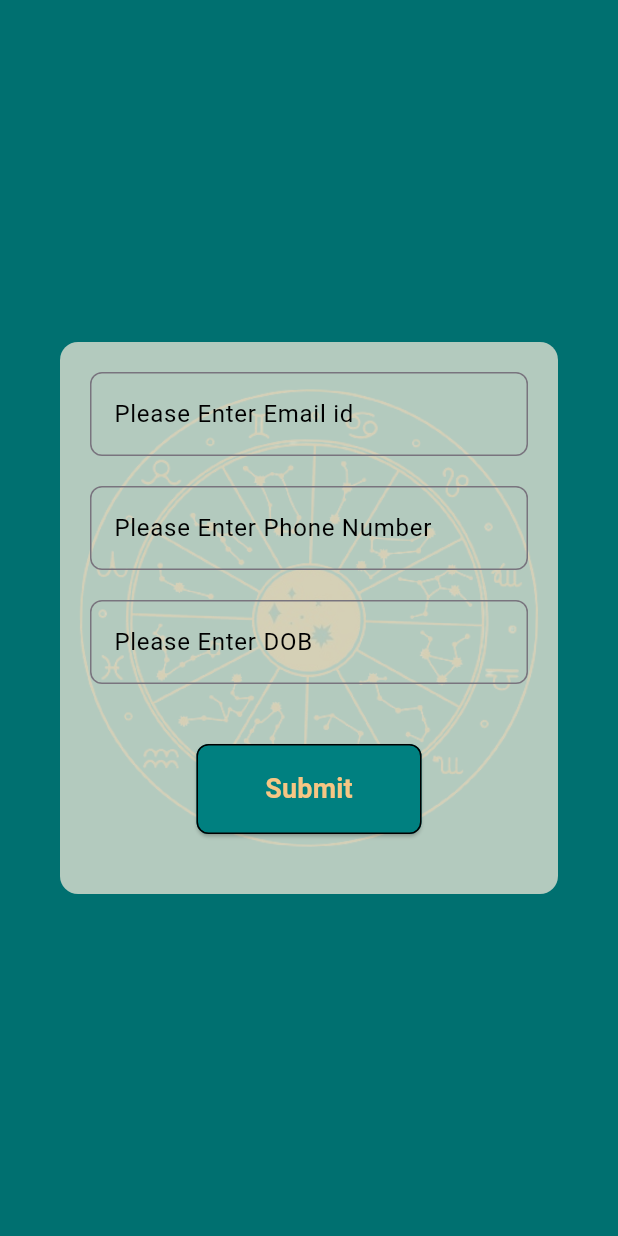
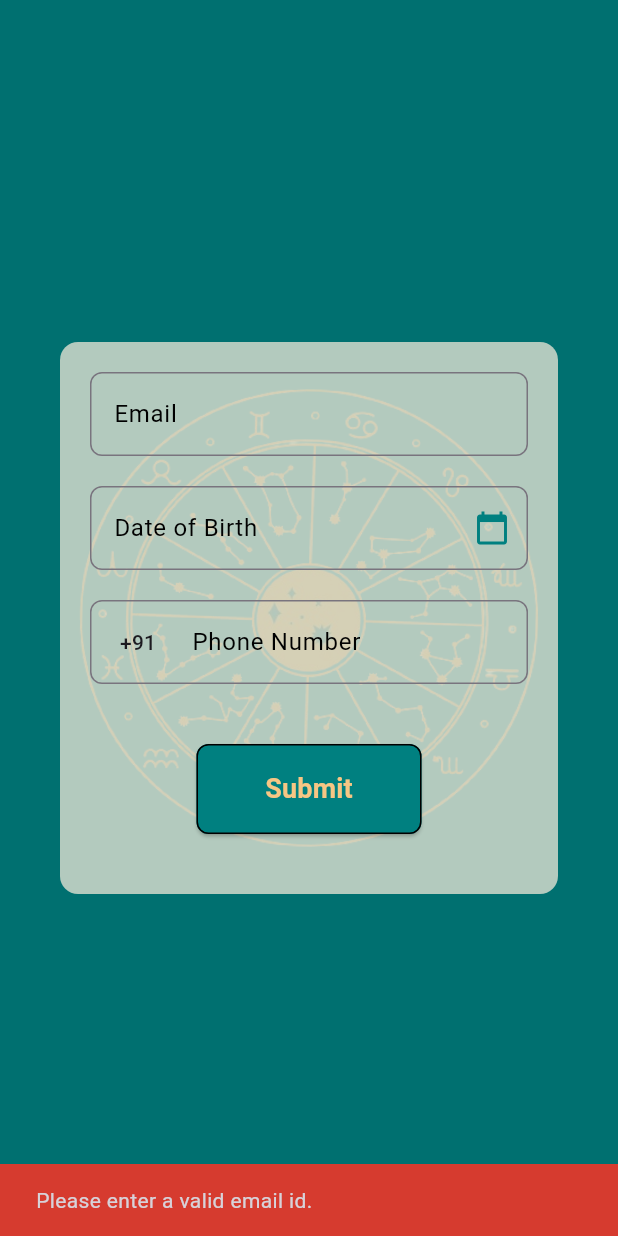
Before and after one commit to Mohit-Joshi-dev/zenfinastro, a Flutter app: the screen it shows after launch, after a tap on "Submit", on a phone screen of 412 x 824 dp. Run offline on Flutter 3.47's test engine with Material 3 defaults, Android fonts, the phone set to English and light mode, and no system bars; drawn by our look-alikes of country_code_picker; our stand-ins replace carousel_slider, freezed_annotation, google_fonts, shared_preferences.

Commit message:
Splash screen form

```diff
--- a/lib/main.dart
+++ b/lib/main.dart
@@ -1,4 +1,5 @@
 import 'package:flutter/material.dart';
+import 'package:zenfinastro/app_consts.dart';
 import 'package:zenfinastro/screens/screens.dart';
 import 'package:google_fonts/google_fonts.dart';
 
--- a/lib/screens/splash_screen.dart
+++ b/lib/screens/splash_screen.dart
@@ -1,8 +1,10 @@
+import 'package:country_code_picker/country_code_picker.dart';
 import 'package:flutter/material.dart';
 import 'package:google_fonts/google_fonts.dart';
+import 'package:shared_preferences/shared_preferences.dart';
 import 'package:zenfinastro/app_consts.dart';
 import 'dart:math' as math;
-
+import 'package:intl/intl.dart';
 import 'package:zenfinastro/screens/screens.dart';
 
 class SplashScreen extends StatefulWidget {
@@ -14,13 +16,23 @@ class SplashScreen extends StatefulWidget {
 
 class _SplashScreenState extends State<SplashScreen>
     with SingleTickerProviderStateMixin {
+  DateTime selectedDate = DateTime.now();
+  String countryCode = "+91";
   late final AnimationController _controller =
       AnimationController(vsync: this, duration: const Duration(seconds: 18))
         ..repeat();
 
+  late TextEditingController dateController;
+  late TextEditingController emailController;
+  late TextEditingController phoneController;
+
   @override
   void initState() {
-    Future.delayed(const Duration(seconds: 3), () => showForm());
+    checkFirstRun();
+
+    dateController = TextEditingController();
+    emailController = TextEditingController();
+    phoneController = TextEditingController();
     super.initState();
   }
 
@@ -47,10 +59,20 @@ class _SplashScreenState extends State<SplashScreen>
     );
   }
 
+  @override
+  void dispose() {
+    dateController.dispose();
+    emailController.dispose();
+    phoneController.dispose();
+    _controller.dispose();
+    super.dispose();
+  }
+
   void showForm() {
     showDialog(
       context: context,
       barrierColor: Colors.black12,
+      barrierDismissible: false,
       builder: (context) => Dialog(
         backgroundColor: AppConsts.appBGColor.withOpacity(0.8),
         shape: RoundedRectangleBorder(
@@ -61,14 +83,34 @@ class _SplashScreenState extends State<SplashScreen>
             mainAxisAlignment: MainAxisAlignment.center,
             mainAxisSize: MainAxisSize.min,
             children: <Widget>[
-              const _FormField(
-                label: "Please Enter Email id",
+              _FormField(
+                label: "Email",
+                controller: emailController,
+                keyboardType: TextInputType.emailAddress,
               ),
-              const _FormField(
-                label: "Please Enter Phone Number",
+              _FormField(
+                label: "Date of Birth",
+                isDOB: true,
+                keyboardType: TextInputType.datetime,
+                controller: dateController,
+                onTapCalendar: () => _selectDate(context),
               ),
-              const _FormField(
-                label: "Please Enter DOB",
+              _FormField(
+                label: "Phone Number",
+                controller: phoneController,
+                keyboardType: TextInputType.phone,
+                countryCode: CountryCodePicker(
+                  onChanged: (value) => setState(() {
+                    countryCode = value.dialCode ?? "+91";
+                  }),
+                  showFlag: false,
+                  showFlagDialog: true,
+                  initialSelection: countryCode,
+                  showCountryOnly: false,
+                  showOnlyCountryWhenClosed: false,
+                  alignLeft: false,
+                  barrierColor: Colors.black12,
+                ),
               ),
               Padding(
                 padding: const EdgeInsets.symmetric(vertical: 20),
@@ -76,7 +118,7 @@ class _SplashScreenState extends State<SplashScreen>
                   height: 60,
                   width: 150,
                   child: ElevatedButton(
-                    onPressed: () {},
+                    onPressed: onTapSubmit,
                     style: ButtonStyle(
                         shape: WidgetStateProperty.resolveWith(
                           (states) => RoundedRectangleBorder(
@@ -102,19 +144,111 @@ class _SplashScreenState extends State<SplashScreen>
       ),
     );
   }
+
+  Future<void> _selectDate(BuildContext context) async {
+    final DateFormat formatter = DateFormat('dd/MM/yyyy');
+    final DateTime? picked = await showDatePicker(
+      context: context,
+      initialDate: DateTime.now(),
+      firstDate: DateTime(1950, 8),
+      lastDate: DateTime(2101),
+      barrierColor: Colors.black12,
+      barrierDismissible: false,
+      builder: (context, child) {
+        return Theme(
+            data: Theme.of(context).copyWith(
+              colorScheme:
+                  const ColorScheme.light(primary: AppConsts.appCyanColor),
+            ),
+            child: child!);
+      },
+    );
+    if (picked != null && picked != DateTime.now()) {
+      final String formatted = formatter.format(picked);
+      dateController.text = formatted;
+    }
+  }
+
+  Future<void> onTapSubmit() async {
+    if (emailController.text.isEmpty) {
+      ScaffoldMessenger.of(context).showSnackBar(const SnackBar(
+        content: Text("Please enter a valid email id."),
+        backgroundColor: Colors.red,
+      ));
+    } else if (dateController.text.isEmpty) {
+      ScaffoldMessenger.of(context).showSnackBar(const SnackBar(
+        content: Text("Please enter a DOB."),
+        backgroundColor: Colors.red,
+      ));
+    } else if (phoneController.text.length != 10) {
+      ScaffoldMessenger.of(context).showSnackBar(const SnackBar(
+        content: Text("Please enter a valid Phone Number."),
+        backgroundColor: Colors.red,
+      ));
+    } else {
+      DateFormat dateFormat = DateFormat("dd/MM/yyyy");
+      final dateTime = dateFormat.tryParse(dateController.text);
+      if (dateTime != null) {
+        Duration difference = DateTime.now().difference(dateTime);
+        if (difference.inDays < 6575) {
+          ScaffoldMessenger.of(context).showSnackBar(const SnackBar(
+            //TODO: Check this error logic
+            content: Text("Please enter a valid DOB."),
+            backgroundColor: Colors.red,
+          ));
+        } else {
+          final prefs = await SharedPreferences.getInstance();
+          prefs.setBool("is_not_first_run", true);
+        }
+      } else {
+        ScaffoldMessenger.of(context).showSnackBar(const SnackBar(
+          content: Text("Please enter a valid DOB."),
+          backgroundColor: Colors.red,
+        ));
+      }
+    }
+  }
+
+  void checkFirstRun() async {
+    final prefs = await SharedPreferences.getInstance();
+    final value = prefs.getBool("is_not_first_run") ?? false;
+    Future.delayed(const Duration(seconds: 3), () {
+      if (value) {
+        Navigator.pushReplacement(
+            context,
+            MaterialPageRoute(
+              builder: (context) => const HomeScreen(),
+            ));
+      } else {
+        showForm();
+      }
+    });
+  }
 }
 
 class _FormField extends StatelessWidget {
-  const _FormField({required this.label, this.controller});
+  const _FormField({
+    required this.label,
+    this.controller,
+    this.keyboardType,
+    this.isDOB = false,
+    this.countryCode,
+    this.onTapCalendar,
+  });
 
   final String label;
   final TextEditingController? controller;
+  final TextInputType? keyboardType;
+  final bool isDOB;
+  final Widget? countryCode;
+  final Function()? onTapCalendar;
 
   @override
   Widget build(BuildContext context) {
     return Padding(
       padding: const EdgeInsets.only(bottom: 20),
       child: TextField(
+        controller: controller,
         cursorColor: Colors.black,
         decoration: InputDecoration(
             label: Text(
@@ -129,7 +263,18 @@ class _FormField extends StatelessWidget {
             ),
             border: OutlineInputBorder(
               borderRadius: BorderRadius.circular(8),
-            )),
+            ),
+            prefixIcon: countryCode,
+            suffixIcon: isDOB
+                ? IconButton(
+                    onPressed: onTapCalendar,
+                    icon: const Icon(
+                      Icons.calendar_today,
+                      color: AppConsts.appCyanColor,
+                    ),
+                  )
+                : null),
+        keyboardType: keyboardType,
       ),
     );
   }
--- a/pubspec.yaml
+++ b/pubspec.yaml
@@ -29,12 +29,16 @@ environment:
 # versions available, run `flutter pub outdated`.
 dependencies:
   carousel_slider: ^5.0.0
+  country_code_picker: ^3.0.0
   cupertino_icons: ^1.0.6
   flutter:
     sdk: flutter
   freezed_annotation: ^2.4.4
   google_fonts: ^6.2.1
+  intl: ^0.19.0
   json_annotation: ^4.9.0
+  shared_preferences: ^2.3.2
+  url_launcher: ^6.3.0
 
 dev_dependencies:
   build_runner: ^2.4.11
```
